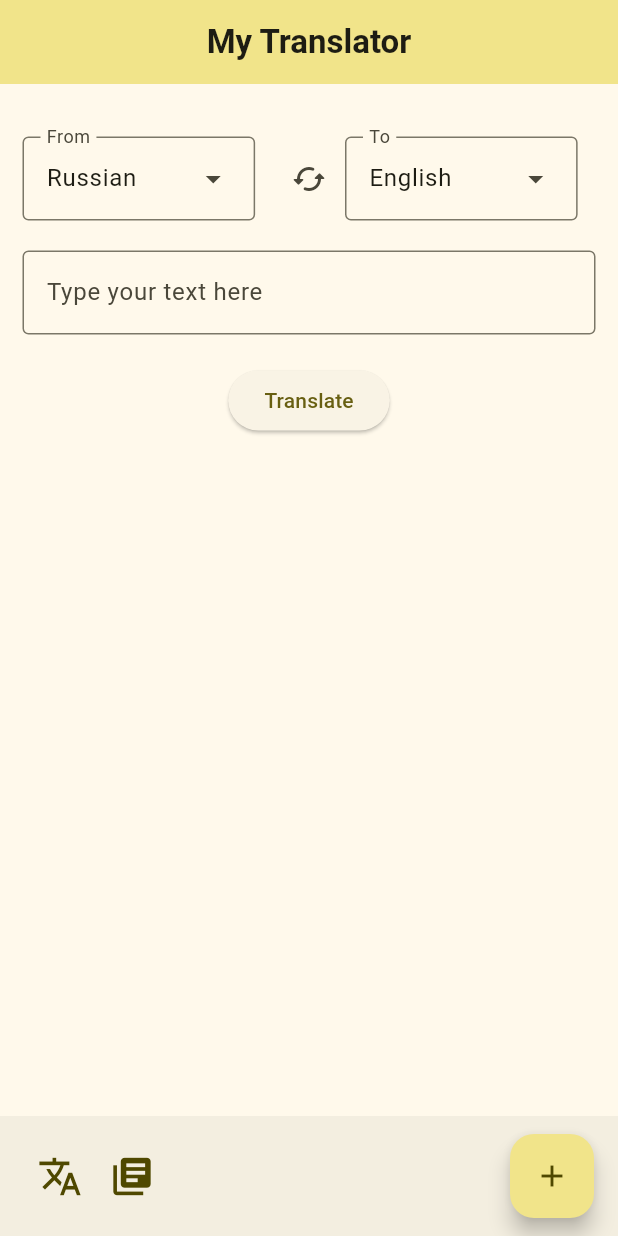
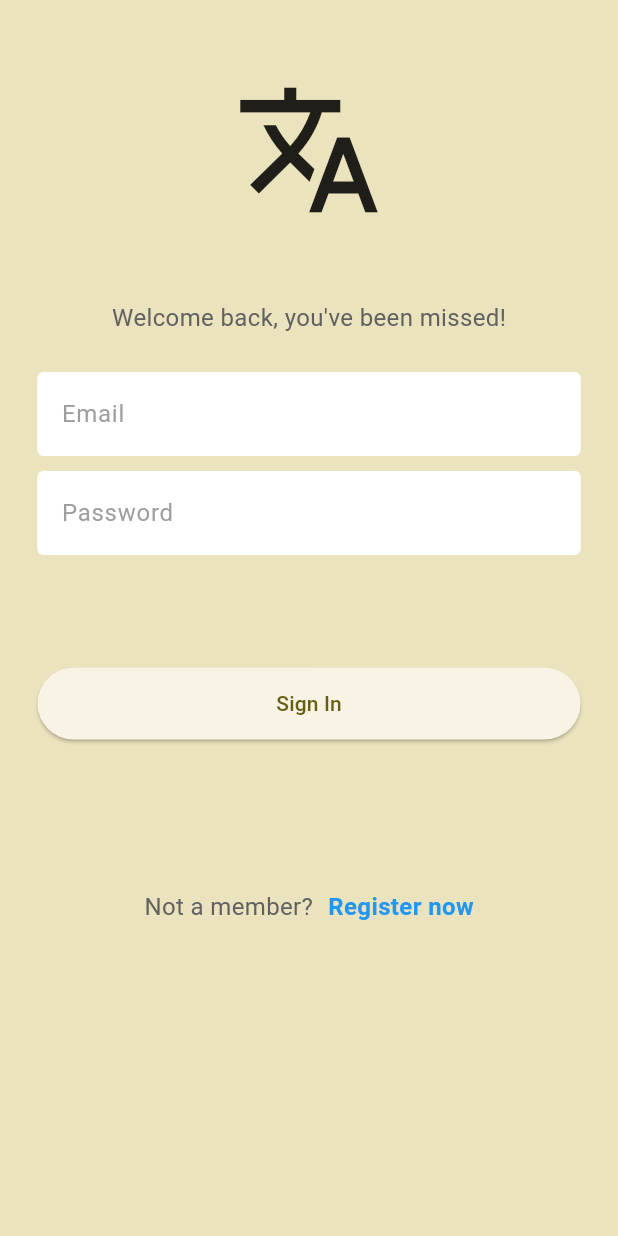
Before and after one commit to ne-svet/Language-translator, a Flutter app: the screen it shows after launch, on a phone screen of 412 x 824 dp. Run offline on Flutter 3.47's test engine with Material 3 defaults, Android fonts, the phone set to English and light mode, and no system bars; our stand-ins replace cloud_firestore, firebase_auth, firebase_core; missing offline and left inert: translator; accounts and stored records are empty.

Commit message:
email/password auth Firebase

```diff
--- a/lib/main.dart
+++ b/lib/main.dart
@@ -1,14 +1,17 @@
 import 'package:firebase_core/firebase_core.dart';
 import 'package:flutter/material.dart';
 import 'package:language_translator_app/provider/translationHistoryProvider.dart';
+import 'package:language_translator_app/screens/auth_screen.dart';
 import 'package:language_translator_app/screens/history_screen.dart';
+import 'package:language_translator_app/screens/login_or_register_screen.dart';
+import 'package:language_translator_app/screens/login_screen.dart';
 import 'package:language_translator_app/screens/translator_screen.dart';
 import 'package:provider/provider.dart';
 
 import 'firebase_options.dart';
 
 void main() async {
-  //инициализация
+  //инициализация Firebase
   WidgetsFlutterBinding.ensureInitialized();
   await Firebase.initializeApp(options: DefaultFirebaseOptions.currentPlatform);
 
@@ -41,8 +44,10 @@ class MyApp extends StatelessWidget {
       // Устанавливаем начальный маршрут
       //экраны
       routes: {
-        '/': (context) => TranslatorScreen(),
-        '/history': (context) => HistoryScreen(),
+        '/': (context) => const AuthScreen(),
+        '/loginOrRegister': (context) => LoginOrRegisterScreen(),
+        '/translator': (context) => TranslatorScreen(),
+        '/history': (context) => const HistoryScreen(),
       },
     );
   }
--- a/lib/model/translationLogic.dart
+++ b/lib/model/translationLogic.dart
@@ -66,7 +66,7 @@ class TranslationLogic {
     translate(txt);
   }
 
-  void saveData(String inputText) async{
+  void saveData(String inputText) async {
     // Если ввод или перевод пустые, не сохраняем
     if (inputText.isEmpty || output.isEmpty) {
       return;
--- a/lib/model/translation_history.dart
+++ b/lib/model/translation_history.dart
@@ -17,7 +17,7 @@ class TranslationHistory {
 
   Map<String, dynamic> toMap() {
     return {
-      "userId" : userId,
+      "userId": userId,
       "input": input,
       "output": output,
       "date": date,
@@ -33,8 +33,7 @@ class TranslationHistory {
         userId: map['userId'],
         input: map['input'],
         output: map['output'],
-      date: map['date']
-    );
+        date: map['date']);
     return th;
   }
 }
--- /dev/null
+++ b/lib/screens/auth_screen.dart
@@ -0,0 +1,34 @@
+import 'package:firebase_auth/firebase_auth.dart';
+import 'package:flutter/cupertino.dart';
+import 'package:flutter/material.dart';
+import 'package:language_translator_app/screens/login_screen.dart';
+import 'package:language_translator_app/screens/translator_screen.dart';
+
+import 'login_or_register_screen.dart';
+
+//проверяем залогинился ли пользователь или нет
+//если нет - то LoginScreen
+//если да, то TranslatorScreen
+
+class AuthScreen extends StatelessWidget {
+  const AuthScreen({super.key});
+
+  @override
+  Widget build(BuildContext context) {
+    return Scaffold(
+      //слушает изменение статуса аутентификатции
+      body: StreamBuilder<User?>(
+        stream: FirebaseAuth.instance.authStateChanges(),
+        builder: (context, snapshot) {
+          if (snapshot.hasData) {
+            // Если пользователь аутентифицирован, возвращаем TranslatorScreen
+            return TranslatorScreen();
+          } else {
+            // Если пользователь не аутентифицирован
+            return LoginOrRegisterScreen();
+          }
+        },
+      ),
+    );
+  }
+}
--- /dev/null
+++ b/lib/screens/login_or_register_screen.dart
@@ -0,0 +1,36 @@
+import 'package:flutter/material.dart';
+import 'package:language_translator_app/model/sign_user_methods.dart';
+import 'package:language_translator_app/screens/login_screen.dart';
+import 'package:language_translator_app/screens/register_screen.dart';
+
+class LoginOrRegisterScreen extends StatefulWidget {
+  LoginOrRegisterScreen({super.key});
+
+  SignUserMethods signUserMethods = SignUserMethods();
+
+  @override
+  State<LoginOrRegisterScreen> createState() => _LoginOrRegisterScreenState();
+}
+
+class _LoginOrRegisterScreenState extends State<LoginOrRegisterScreen> {
+  //
+  bool showLoginScreen = true;
+
+  //переключатель между страницей логина и регистрацией
+  void toogleScreens() {
+    setState(() {
+      showLoginScreen = !showLoginScreen;
+    });
+  }
+
+  @override
+  Widget build(BuildContext context) {
+    if (showLoginScreen) {
+      return LoginScreen(onTap: toogleScreens);
+    } else {
+      return RegisterScreen(
+        onTap: toogleScreens,
+      );
+    }
+  }
+}
--- /dev/null
+++ b/lib/screens/login_screen.dart
@@ -0,0 +1,142 @@
+import 'package:firebase_auth/firebase_auth.dart';
+import 'package:flutter/cupertino.dart';
+import 'package:flutter/material.dart';
+import 'package:language_translator_app/model/sign_user_methods.dart';
+import 'package:language_translator_app/screens/auth_screen.dart';
+import 'package:language_translator_app/screens/widgets/my_textfield.dart';
+
+class LoginScreen extends StatefulWidget {
+  final Function()? onTap;
+
+  LoginScreen({super.key, required this.onTap});
+
+  @override
+  State<LoginScreen> createState() => _LoginScreenState();
+}
+
+class _LoginScreenState extends State<LoginScreen> {
+  SignUserMethods signUserMethods = SignUserMethods();
+
+  @override
+  Widget build(BuildContext context) {
+    return Scaffold(
+      backgroundColor: Theme.of(context).colorScheme.secondaryContainer,
+      body: SafeArea(
+        child: SingleChildScrollView(
+          child: Center(
+            child: Column(
+              children: [
+                const SizedBox(
+                  height: 50,
+                ),
+                //приложение
+                const Icon(
+                  Icons.translate,
+                  size: 100,
+                ),
+
+                const SizedBox(
+                  height: 50,
+                ),
+
+                //приветствие
+                Text(
+                  'Welcome back, you\'ve been missed!',
+                  style: TextStyle(color: Colors.grey[700]!, fontSize: 16),
+                ),
+                const SizedBox(
+                  height: 25,
+                ),
+
+                //email
+                MyTextField(
+                  controller: signUserMethods.emailController,
+                  hintText: 'Email',
+                  obscureText: false,
+                ),
+
+                const SizedBox(
+                  height: 10,
+                ),
+
+                //password
+                MyTextField(
+                  controller: signUserMethods.passwordController,
+                  hintText: 'Password',
+                  obscureText: true,
+                ),
+
+                const SizedBox(
+                  height: 30,
+                ),
+
+                // //forgot password
+                // Padding(
+                //   padding: const EdgeInsets.symmetric(horizontal: 25.0),
+                //   child: Row(
+                //     mainAxisAlignment: MainAxisAlignment.end,
+                //     children: [
+                //       Text(
+                //         'Forgot Password?',
+                //         style:
+                //             TextStyle(color: Colors.grey[700]!, fontSize: 16),
+                //       ),
+                //     ],
+                //   ),
+                // ),
+
+                const SizedBox(
+                  height: 25,
+                ),
+
+                //sign in button
+                Padding(
+                  padding:
+                      const EdgeInsets.symmetric(vertical: 20, horizontal: 25),
+                  child: ElevatedButton(
+                    onPressed: () {
+                      signUserMethods.signUserIn(context);
+                    },
+                    child: const Text("Sign In"),
+                    style: ElevatedButton.styleFrom(
+                      minimumSize:
+                          Size(double.infinity, 48.0), // Задает ширину кнопки
+                    ),
+                  ),
+                ),
+
+                const SizedBox(
+                  height: 80,
+                ),
+
+                //регистрация
+                Row(
+                  mainAxisAlignment: MainAxisAlignment.center,
+                  children: [
+                    Text(
+                      'Not a member?',
+                      style: TextStyle(color: Colors.grey[700]!, fontSize: 16),
+                    ),
+                    const SizedBox(
+                      width: 10,
+                    ),
+                    GestureDetector(
+                      onTap: widget.onTap,
+                      child: Text(
+                        'Register now',
+                        style: TextStyle(
+                            color: Colors.blue,
+                            fontWeight: FontWeight.bold,
+                            fontSize: 16),
+                      ),
+                    ),
+                  ],
+                )
+              ],
+            ),
+          ),
+        ),
+      ),
+    );
+  }
+}
--- a/lib/screens/translator_screen.dart
+++ b/lib/screens/translator_screen.dart
@@ -7,10 +7,11 @@ import 'package:language_translator_app/provider/translationHistoryProvider.dart
 import 'package:language_translator_app/screens/widgets/myAppBar.dart';
 import 'package:language_translator_app/screens/widgets/myBottomNavigationBar.dart';
 import 'package:provider/provider.dart';
+import '../model/sign_user_methods.dart';
 import '../model/translationLogic.dart';
 
 class TranslatorScreen extends StatefulWidget {
-  const TranslatorScreen({super.key});
+  TranslatorScreen({super.key});
 
   @override
   State<TranslatorScreen> createState() => _TranslatorScreenState();
@@ -55,17 +56,14 @@ class _TranslatorScreenState extends State<TranslatorScreen> {
     }
   }
 
-
   @override
   Widget build(BuildContext context) {
-    return FutureBuilder<MyUser>(
-      future: Authentication.anonymousLogin(),
-      builder: (context, userSnapshot) => GestureDetector(
+    SignUserMethods signUserMethods = SignUserMethods();
+    return GestureDetector(
       onTap: _handleTapOutside,
-        behavior: HitTestBehavior.translucent, // Обработка тапов внутри и снаружи виджета
       child: Scaffold(
         appBar: const MyAppBar(),
-          bottomNavigationBar: const MyBottomNavigationBar(),
+        bottomNavigationBar: MyBottomNavigationBar(),
         //кнопка добавления в историю
         floatingActionButton: FloatingActionButton(
           //нажатие на кнопку
@@ -76,11 +74,13 @@ class _TranslatorScreenState extends State<TranslatorScreen> {
             //показываем уведомление о сохранении
             ScaffoldMessenger.of(context).showSnackBar(
               SnackBar(
-                  content: const Text('Translation has been saved!',textAlign: TextAlign.center,),
+                content: const Text(
+                  'Translation has been saved!',
+                  textAlign: TextAlign.center,
+                ),
                 duration: const Duration(milliseconds: 1500),
-                  //width: 380.0, // Width of the SnackBar.
-                  margin: const EdgeInsets.all(25.0),
-                  padding: const EdgeInsets.all(10.0),
+                margin:
+                    const EdgeInsets.symmetric(vertical: 100.0, horizontal: 25),
                 behavior: SnackBarBehavior.floating,
                 shape: RoundedRectangleBorder(
                   borderRadius: BorderRadius.circular(10.0),
@@ -199,9 +199,10 @@ class _TranslatorScreenState extends State<TranslatorScreen> {
                       translationLogic.translate(languageController.text);
                     },
                     child: const Text("Translate"),
-                      // style: ElevatedButton.styleFrom(
-                      //   minimumSize: Size(double.infinity, 48.0), // Задает ширину кнопки
-                      // ),
+                    style: ElevatedButton.styleFrom(
+                      minimumSize:
+                          Size(double.infinity, 48.0), // Задает ширину кнопки
+                    ),
                   ),
                 ),
                 //6 - перевод
@@ -224,8 +225,8 @@ class _TranslatorScreenState extends State<TranslatorScreen> {
                       // Отступы внутри контейнера
                       child: Text(
                         translationLogic.output,
-                          style:
-                              TextStyle(fontWeight: FontWeight.bold, fontSize: 18),
+                        style: TextStyle(
+                            fontWeight: FontWeight.bold, fontSize: 18),
                       ),
                     ),
                   ),
@@ -235,7 +236,6 @@ class _TranslatorScreenState extends State<TranslatorScreen> {
           ),
         )),
       ),
-      ),
     );
   }
 }
--- /dev/null
+++ b/lib/screens/widgets/my_textfield.dart
@@ -0,0 +1,39 @@
+import 'package:flutter/material.dart';
+
+class MyTextField extends StatelessWidget {
+  final controller;
+  final String hintText;
+  final bool obscureText;
+
+  const MyTextField(
+      {super.key,
+      required this.controller,
+      required this.hintText,
+      required this.obscureText});
+
+  @override
+  Widget build(BuildContext context) {
+    return Padding(
+      padding: const EdgeInsets.symmetric(horizontal: 25.0),
+      child: TextField(
+        controller: controller,
+        obscureText: obscureText,
+        decoration: InputDecoration(
+          filled: true,
+          //fillColor: Theme.of(context).colorScheme.secondaryContainer,
+          fillColor: Colors.white,
+          enabledBorder: const OutlineInputBorder(
+              borderSide: BorderSide(
+            color: Colors.white,
+          )),
+          focusedBorder: OutlineInputBorder(
+              borderSide: BorderSide(
+            color: Theme.of(context).colorScheme.primary,
+          )),
+          hintText: hintText,
+          hintStyle: TextStyle(color: Colors.grey),
+        ),
+      ),
+    );
+  }
+}
```
Also changed, not shown: lib/controllers/authentication.dart (+17 -10 lines), lib/controllers/firestore_controller.dart (+3 -4 lines), lib/model/sign_user_methods.dart (added, +102 -0 lines), lib/screens/history_screen.dart (+25 -10 lines), lib/screens/register_screen.dart (added, +138 -0 lines), lib/screens/widgets/myAppBar.dart (+5 -4 lines), lib/screens/widgets/myBottomNavigationBar.dart (+13 -9 lines), lib/model/myUser.dart (line endings or trailing spaces). Lines whose indentation alone changed are shown as unchanged.
